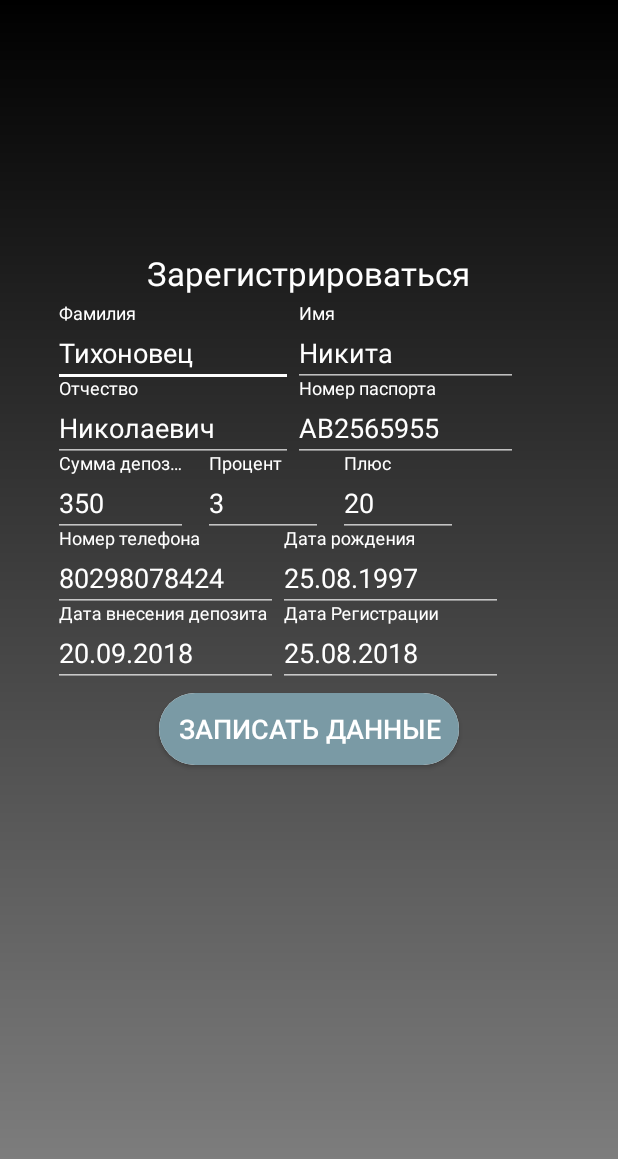
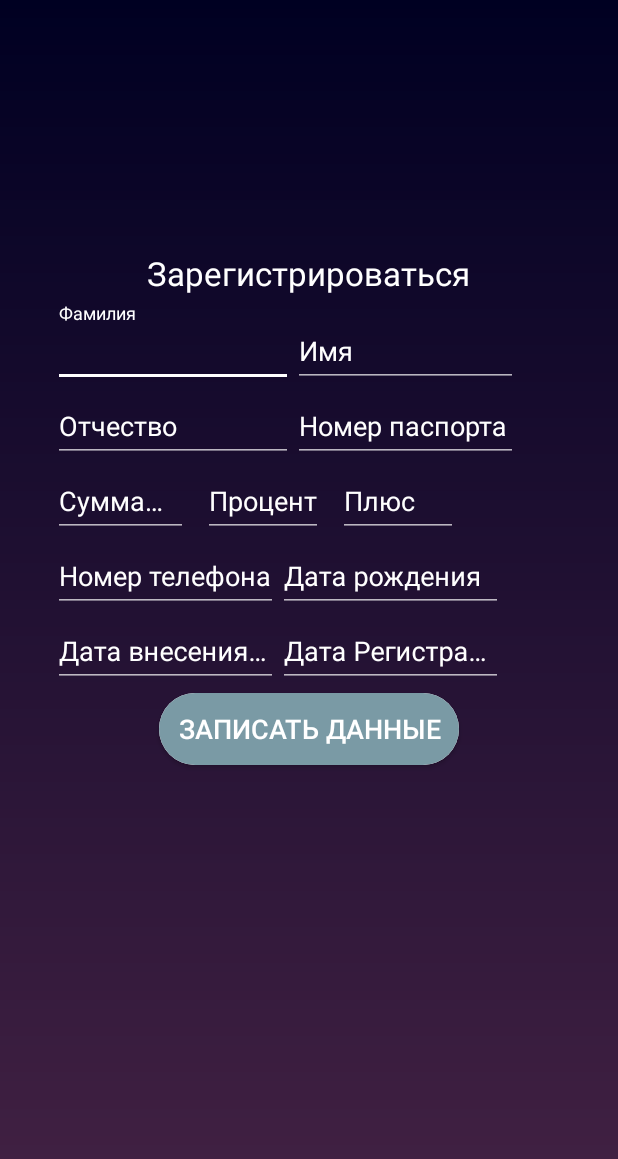
Before and after one commit to BraleYA/D_B, an Android app: the Register screen opened directly, with no data from a screen before it, on a phone screen of 412 x 824 dp. Shown: the top 1159 px of the screen. Run offline under Robolectric (Android 15) with nearby library versions, the phone set to English and light mode, and no system bars.

Commit message:
Update version

```diff
--- a/app/src/main/res/drawable/background.xml
+++ b/app/src/main/res/drawable/background.xml
@@ -3,8 +3,8 @@
     xmlns:android="http://schemas.android.com/apk/res/android"
     android:shape="rectangle">
     <gradient
-        android:startColor="#000000"
-        android:endColor="#858585"
+        android:startColor="#000022"
+        android:endColor="#424"
         android:angle="-90">
     </gradient>
 </shape>
--- a/app/src/main/res/layout/activity_register.xml
+++ b/app/src/main/res/layout/activity_register.xml
@@ -45,7 +45,6 @@
                         android:layout_height="wrap_content"
                         android:textColorHint="@color/text"
                         android:maxLines="1"
-                        android:text="Тихоновец"
                         android:textColor="@color/text"
                         android:hint="Фамилия"
                         android:textSize="18dp"/>
@@ -66,7 +65,6 @@
                         android:inputType="textPersonName"
                         android:maxLines="1"
                         android:hint="Имя"
-                        android:text="Никита"
                         android:textColorHint="@color/text"
                         android:textColor="@color/text"
                         android:textCursorDrawable="@color/text"
@@ -87,7 +85,6 @@
                         android:layout_height="wrap_content"
                         android:inputType="textPersonName"
                         android:maxLines="1"
-                        android:text="Николаевич"
                         android:textColor="@color/text"
                         android:textColorHint="@color/text"
                         android:hint="Отчество"
@@ -108,7 +105,6 @@
                         android:layout_height="wrap_content"
                         android:inputType="text"
                         android:maxLines="1"
-                        android:text="AB2565955"
                         android:textColor="@color/text"
                         android:textColorHint="@color/text"
                         android:hint="Номер паспорта"
@@ -129,7 +125,6 @@
                         android:layout_height="wrap_content"
                         android:inputType="number"
                         android:maxLines="1"
-                        android:text="350"
                         android:textColor="@color/text"
                         android:textColorHint="@color/text"
                         android:hint="Сумма депозита"
@@ -152,7 +147,6 @@
                         android:maxLines="1"
                         android:textColor="@color/text"
                         android:textColorHint="@color/text"
-                        android:text="3"
                         android:hint="Процент"
                         android:textSize="18dp"/>
                 </android.support.design.widget.TextInputLayout>
@@ -173,7 +167,6 @@
                         android:maxLines="1"
                         android:textColor="@color/text"
                         android:textColorHint="@color/text"
-                        android:text="20"
                         android:hint="Плюс"
                         android:textSize="18dp"/>
                 </android.support.design.widget.TextInputLayout>
@@ -194,7 +187,6 @@
                         android:maxLines="1"
                         android:textColor="@color/text"
                         android:textColorHint="@color/text"
-                        android:text="80298078424"
                         android:hint="Номер телефона"
                         android:textSize="18dp"/>
                 </android.support.design.widget.TextInputLayout>
@@ -215,7 +207,6 @@
                         android:maxLines="1"
                         android:textColor="@color/text"
                         android:textColorHint="@color/text"
-                        android:text="25.08.1997"
                         android:hint="Дата рождения"
                         android:textSize="18dp"/>
                 </android.support.design.widget.TextInputLayout>
@@ -236,7 +227,6 @@
                         android:maxLines="1"
                         android:textColor="@color/text"
                         android:textColorHint="@color/text"
-                        android:text="25.08.2018"
                         android:hint="Дата Регистрации"
                         android:textSize="18dp"/>
                 </android.support.design.widget.TextInputLayout>
@@ -257,7 +247,6 @@
                         android:maxLines="1"
                         android:textColor="@color/text"
                         android:textColorHint="@color/text"
-                        android:text="20.09.2018"
                         android:hint="Дата внесения депозита"
                         android:textSize="18dp"/>
                 </android.support.design.widget.TextInputLayout>
```
Also changed, not shown: app/src/main/res/layout/activity_profile.xml (+0 -10 lines).
